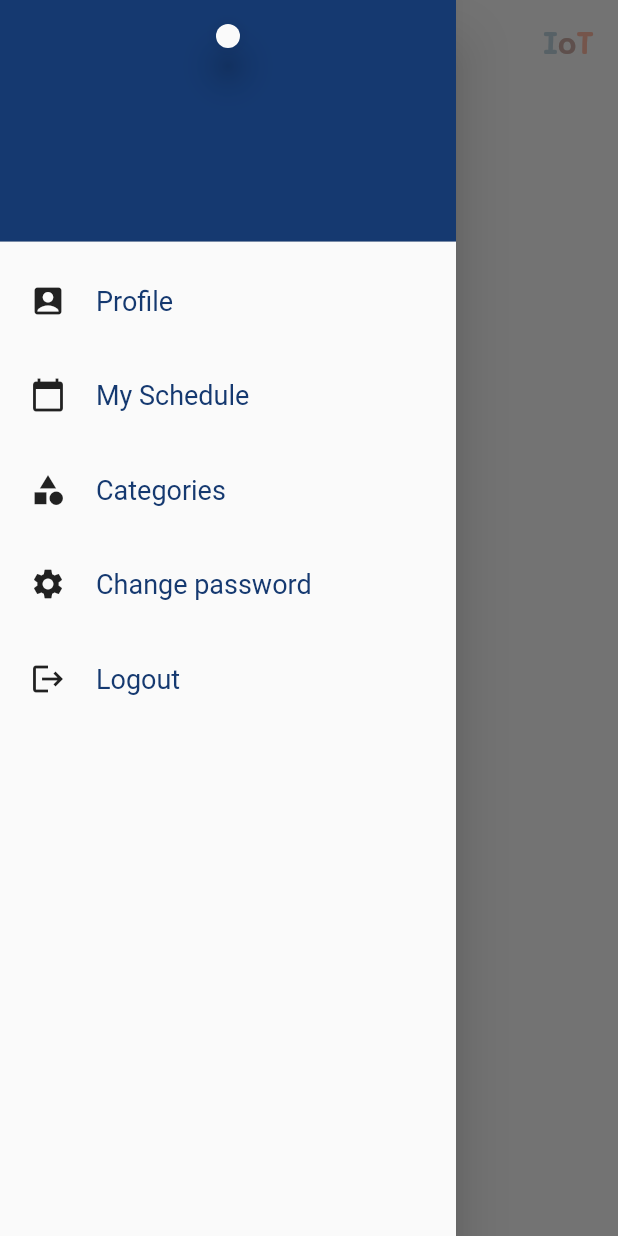
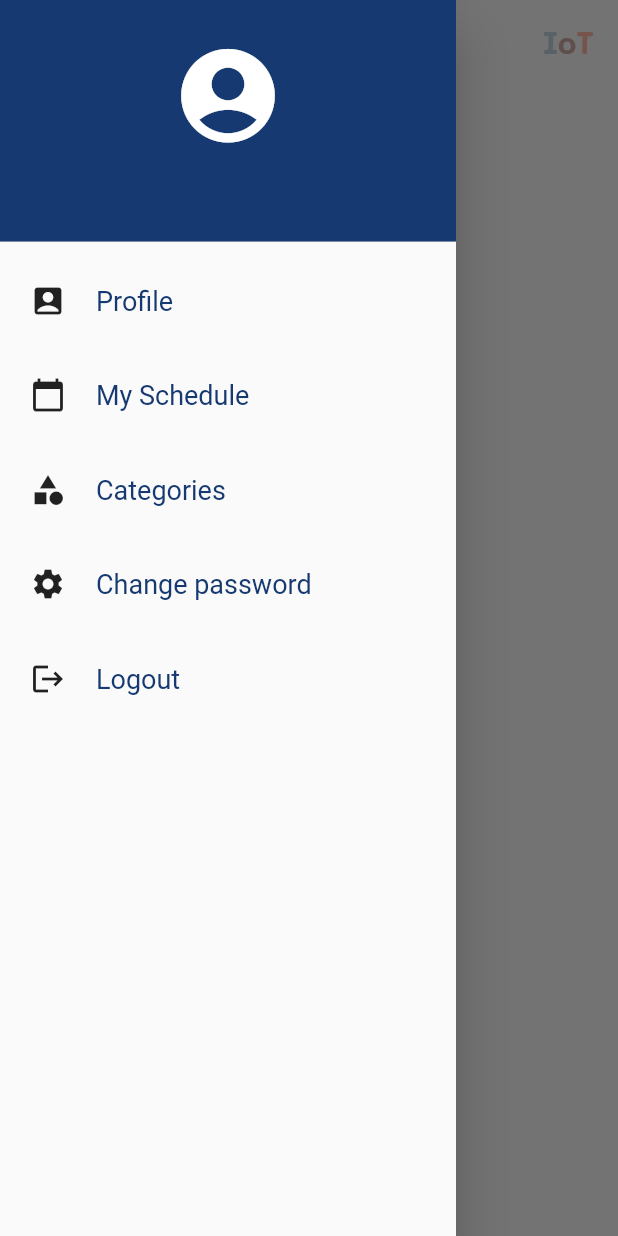
Before and after one commit to sakkarin2000/iot_application, a Flutter app: the CatPage screen opened directly, with the side drawer open, on a phone screen of 412 x 824 dp. Run offline on Flutter 3.47's test engine with Material 2 defaults, Android fonts, the phone set to English and light mode, and no system bars; our stand-ins replace cloud_firestore, firebase_auth, firebase_core, google_fonts, sliding_up_panel, table_calendar; accounts and stored records are empty.

Commit message:
[UPDATE] Hamburger

```diff
--- a/lib/widgets/hamburger.dart
+++ b/lib/widgets/hamburger.dart
@@ -5,6 +5,7 @@ import 'package:provider/provider.dart';
 import 'package:iot_application/providers/applicationstate.dart';
 import 'package:iot_application/screens/monthschedule.dart';
 import 'package:iot_application/screens/categories.dart';
+import 'package:iot_application/screens/profile.dart';
 
 void main() => runApp(MyApp());
 
@@ -64,18 +65,25 @@ class _HamburgerjaState extends State<Hamburgerja> {
               child: Container(
                 child: Column(
                   children: <Widget>[
-                    Material(
-                      borderRadius: BorderRadius.all(Radius.circular(50.0)),
-                      elevation: 10,
-                      child: Padding(padding: EdgeInsets.all(8.0)),
-                      // child: Image.asset('name')
+                    Padding(
+                      padding: const EdgeInsets.symmetric(vertical: 10),
+                      child: Icon(Icons.account_circle,
+                          size: 75.0, color: Colors.white),
                     ),
                     Text('$displayName',
-                        style: TextStyle(color: Colors.white, fontSize: 18)),
+                        style: TextStyle(color: Colors.white, fontSize: 20)),
                   ],
                 ),
               )),
-          CustomListTile(Icons.account_box, 'Profile', () => {}),
+          CustomListTile(
+              Icons.account_box,
+              'Profile',
+              () => {
+                    Navigator.push(
+                      context,
+                      MaterialPageRoute(builder: (context) => Profile()),
+                    )
+                  }),
           CustomListTile(
               Icons.calendar_today,
               'My Schedule',
@@ -86,14 +94,14 @@ class _HamburgerjaState extends State<Hamburgerja> {
                     )
                   }),
           CustomListTile(
-            Icons.category,
-            'Categories',
-            () => {
-              Navigator.push(
+              Icons.category,
+              'Categories',
+              () => {
+                    Navigator.push(
                       context,
                       MaterialPageRoute(builder: (context) => CatPageKa()),
                     )
-            }),
+                  }),
           // CustomListTile(Icons.report, 'Report Problem', () => {}),
           CustomListTile(Icons.settings, 'Change password', () => {}),
           CustomListTile(
```
